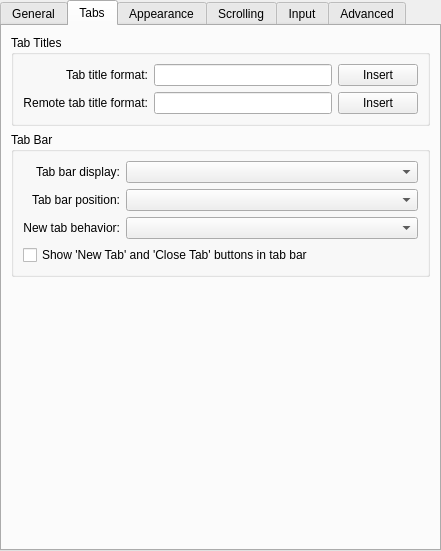
Above: src/EditProfileDialog.ui from KDE/konsole before the change. Below: the same form after it.
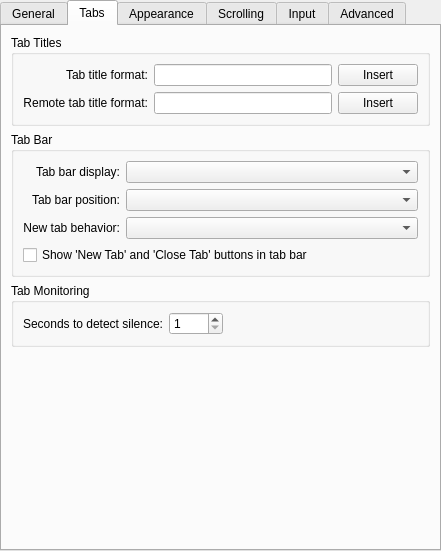
That is the form after the change. The open tabs and pages were chosen to show the change. Custom widgets are drawn as their Qt base class.

Commit message:
Implement the "Seconds to detect silence" option from KDE3 konsole.
FEATURE: 195978
FIXED-IN:4.8
REVIEW:102823

Patch:
```diff
--- a/src/EditProfileDialog.ui
+++ b/src/EditProfileDialog.ui
@@ -422,6 +422,54 @@
          </layout>
         </widget>
        </item>
+       <item>
+        <widget class="QGroupBox" name="groupBox_13">
+         <property name="title">
+          <string>Tab Monitoring</string>
+         </property>
+         <property name="flat">
+          <bool>true</bool>
+         </property>
+         <layout class="QGridLayout">
+          <item row="0" column="0">
+           <widget class="QLabel" name="silenceSecondsLabel">
+            <property name="text">
+             <string>Seconds to detect silence:</string>
+            </property>
+            <property name="alignment">
+             <set>Qt::AlignRight|Qt::AlignTrailing|Qt::AlignVCenter</set>
+            </property>
+           </widget>
+          </item>
+          <item row="0" column="1">
+           <widget class="KIntSpinBox" name="silenceSecondsSpinner">
+            <property name="toolTip">
+             <string>The threshold of detected silence in seconds</string>
+            </property>
+            <property name="minimum">
+             <number>1</number>
+            </property>
+            <property name="maximum">
+             <number>3600</number>
+            </property>
+           </widget>
+          </item>
+          <item row="0" column="2">
+             <spacer name="horizontalSpacer_3">
+              <property name="orientation">
+               <enum>Qt::Horizontal</enum>
+              </property>
+              <property name="sizeHint" stdset="0">
+               <size>
+                <width>20</width>
+                <height>20</height>
+               </size>
+              </property>
+             </spacer>
+          </item>
+         </layout>
+        </widget>
+       </item>
        <item>
         <spacer>
          <property name="orientation">
```
The commit also changes 5 other files.
